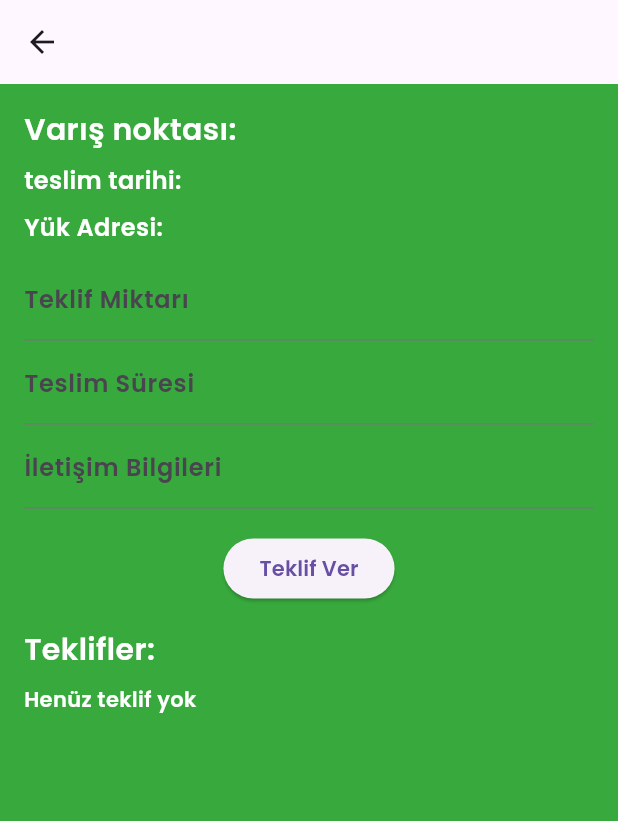
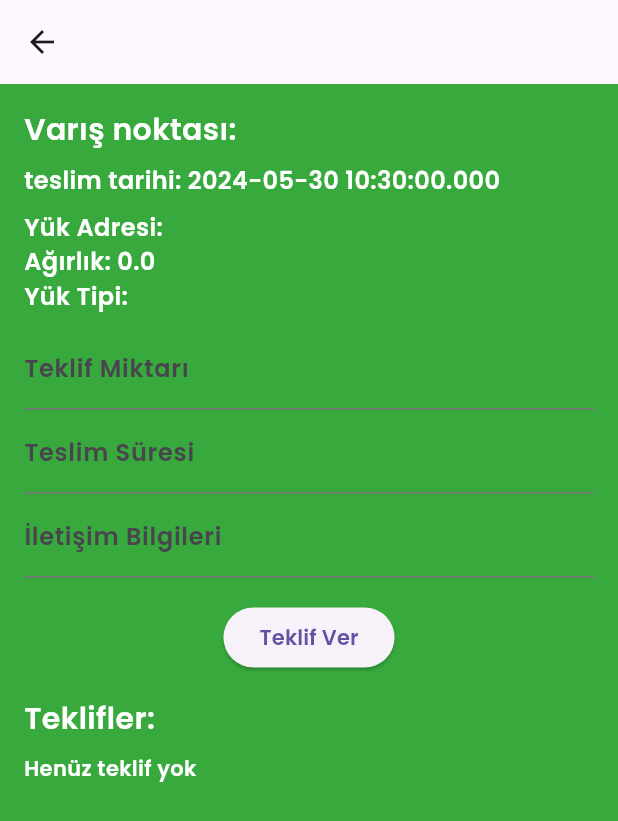
Before and after one commit to ozcann159/LojistikApp, a Flutter app: the LoadPostingDetailsScreen screen opened directly with empty values, on a phone screen of 412 x 824 dp. Shown: the top 821 px of the screen. Run offline on Flutter 3.47's test engine with Material 3 defaults, Android fonts, the phone set to English and light mode, and no system bars; our stand-ins replace bloc, cloud_firestore, connectivity_plus, equatable, firebase_auth, firebase_core and 2 more; accounts and stored records are empty.

Commit message:
datepicker add, loadposting edit

```diff
--- a/lib/Pages/load_postings_details_screen.dart
+++ b/lib/Pages/load_postings_details_screen.dart
@@ -5,7 +5,7 @@ import 'package:loadspotter/blocs/offer/offer_event.dart';
 import 'package:loadspotter/blocs/offer/offer_state.dart';
 import 'package:loadspotter/models/loadPosting.dart';
 import 'package:loadspotter/models/offer.dart';
-import 'package:loadspotter/repositories/firestore_services.dart';
+
 
 class LoadPostingDetailsScreen extends StatefulWidget {
   final LoadPosting loadPosting;
@@ -26,16 +26,17 @@ class _LoadPostingDetailsScreenState extends State<LoadPostingDetailsScreen> {
   @override
   void initState() {
     super.initState();
-    BlocProvider.of<OffersBloc>(context).add(LoadOffers(widget.loadPosting.id));
+    BlocProvider.of<OffersBloc>(context)
+        .add(LoadOffers(widget.loadPosting.loadType));
   }
 
   @override
   Widget build(BuildContext context) {
-    final firestoreService = FirestoreService();
+
 
     return Scaffold(
       appBar: AppBar(
-        title: Text(widget.loadPosting.id),
+        title: Text(widget.loadPosting.loadType),
       ),
       body: Padding(
         padding: const EdgeInsets.all(16.0),
@@ -50,6 +51,10 @@ class _LoadPostingDetailsScreenState extends State<LoadPostingDetailsScreen> {
                   style: const TextStyle(fontSize: 16)),
               const SizedBox(height: 8),
               Text('Yük Adresi: ${widget.loadPosting.loadingAddress}',
+                  style: const TextStyle(fontSize: 16)),
+              Text('Ağırlık: ${widget.loadPosting.weight}',
+                  style: const TextStyle(fontSize: 16)),
+              Text('Yük Tipi: ${widget.loadPosting.loadType}',
                   style: const TextStyle(fontSize: 16)),
               const SizedBox(height: 8),
               // Text('Miktar: ${widget.loadPosting.id}',
@@ -98,7 +103,7 @@ class _LoadPostingDetailsScreenState extends State<LoadPostingDetailsScreen> {
                         if (_formKey.currentState!.validate()) {
                           final newOffer = Offer(
                             id: DateTime.now().toIso8601String(),
-                            loadPostingId: widget.loadPosting.id,
+                            loadPostingId: widget.loadPosting.loadType,
                             offerAmount: _offerAmountController.text,
                             deliveryTime: _deliveryTimeController.text,
                             contactInfo: _contactInfoController.text,
--- a/lib/models/loadPosting.dart
+++ b/lib/models/loadPosting.dart
@@ -1,32 +1,38 @@
 // ignore_for_file: public_member_api_docs, sort_constructors_first
+
+import 'package:cloud_firestore/cloud_firestore.dart';
+
 class LoadPosting {
-  final String id;
+  final String loadType;
   final String loadingAddress;
   final String destinationAddress;
-  final String deliveryDate;
-
+  final DateTime deliveryDate;
+  final double weight;
   LoadPosting({
-    required this.id,
+    required this.loadType,
     required this.loadingAddress,
     required this.destinationAddress,
     required this.deliveryDate,
+    required this.weight,
   });
 
   factory LoadPosting.fromMap(Map<String, dynamic> data) {
     return LoadPosting(
-      id: data['id'] ?? '',
+      loadType: data['loadType'] ?? '',
       loadingAddress: data['loadingAddress'] ?? '',
       destinationAddress: data['destinationAddress'] ?? '',
-      deliveryDate: data['deliveryDate'] ?? '',
+      deliveryDate: (data['deliveryDate'] as Timestamp).toDate(),
+      weight: data['weight'] != null ? data['weight'].toDouble() : 0.0,
     );
   }
 
   Map<String, dynamic> toMap() {
     return {
-      'id': id,
+      'loadType': loadType,
       'loadingAddress': loadingAddress,
       'destinationAddress': destinationAddress,
-      'deliveryDate': deliveryDate,
+      'deliveryDate': Timestamp.fromDate(deliveryDate),
+      'weight': weight,
     };
   }
 }
--- a/pubspec.yaml
+++ b/pubspec.yaml
@@ -44,6 +44,7 @@ dependencies:
   firebase_service: ^0.0.1+1
   firebase_database: ^10.5.6
   intl: ^0.19.0
+  flutter_datetime_picker_plus: ^2.2.0
 
 dev_dependencies:
   flutter_test:
```
Also changed, not shown: lib/Pages/add_load_posting_screen.dart (+72 -10 lines), lib/Pages/load_postings._list.dart (+7 -1 lines), lib/Pages/load_postings_screen.dart (+5 -3 lines), lib/repositories/firestore_services.dart (+4 -7 lines), pubspec.lock.
